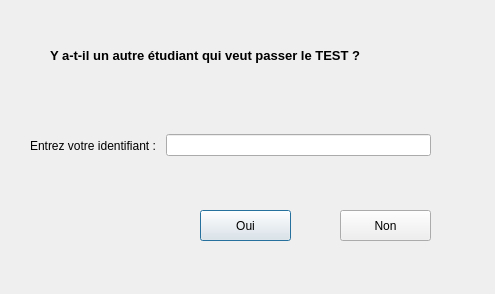
Before: the Qt Designer form Projet_qcm (1)/users.ui in Martialmonjoh/QcmQt, drawn with Qt 5.
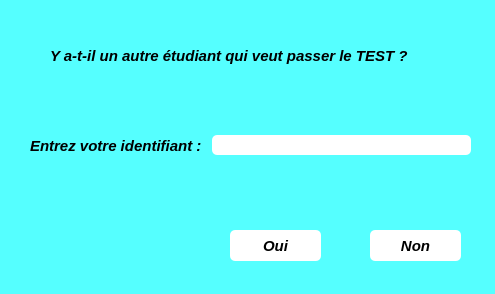
After: the same form once the commit is applied.

```diff
--- a/Projet_qcm (1)/users.ui
+++ b/Projet_qcm (1)/users.ui
@@ -13,6 +13,9 @@
   <property name="windowTitle">
    <string>Dialog</string>
   </property>
+  <property name="styleSheet">
+   <string notr="true">background:rgb(85, 255, 255)</string>
+  </property>
   <widget class="QLabel" name="label">
    <property name="geometry">
     <rect>
@@ -24,7 +27,9 @@
    </property>
    <property name="font">
     <font>
-     <pointsize>10</pointsize>
+     <family>Arial</family>
+     <pointsize>11</pointsize>
+     <italic>true</italic>
      <bold>true</bold>
     </font>
    </property>
@@ -35,12 +40,23 @@
   <widget class="QPushButton" name="yes_btn">
    <property name="geometry">
     <rect>
-     <x>200</x>
-     <y>210</y>
+     <x>230</x>
+     <y>230</y>
      <width>91</width>
      <height>31</height>
     </rect>
    </property>
+   <property name="font">
+    <font>
+     <family>Arial</family>
+     <pointsize>11</pointsize>
+     <italic>true</italic>
+     <bold>true</bold>
+    </font>
+   </property>
+   <property name="styleSheet">
+    <string notr="true">background: white; border:1 px solid;border-radius:5px</string>
+   </property>
    <property name="text">
     <string>Oui</string>
    </property>
@@ -48,12 +64,23 @@
   <widget class="QPushButton" name="no_btn">
    <property name="geometry">
     <rect>
-     <x>340</x>
-     <y>210</y>
+     <x>370</x>
+     <y>230</y>
      <width>91</width>
      <height>31</height>
     </rect>
    </property>
+   <property name="font">
+    <font>
+     <family>Arial</family>
+     <pointsize>11</pointsize>
+     <italic>true</italic>
+     <bold>true</bold>
+    </font>
+   </property>
+   <property name="styleSheet">
+    <string notr="true">background: white; border:1 px solid;border-radius:5px</string>
+   </property>
    <property name="text">
     <string>Non</string>
    </property>
@@ -63,20 +90,51 @@
     <rect>
      <x>30</x>
      <y>90</y>
-     <width>401</width>
+     <width>441</width>
      <height>111</height>
     </rect>
    </property>
+   <property name="font">
+    <font>
+     <family>Arial</family>
+     <pointsize>11</pointsize>
+     <italic>true</italic>
+     <bold>true</bold>
+    </font>
+   </property>
    <layout class="QHBoxLayout" name="horizontalLayout">
     <item>
      <widget class="QLabel" name="label_nbr_student">
+      <property name="font">
+       <font>
+        <family>Arial</family>
+        <pointsize>11</pointsize>
+        <italic>true</italic>
+        <bold>true</bold>
+       </font>
+      </property>
       <property name="text">
        <string>Entrez votre identifiant : </string>
       </property>
      </widget>
     </item>
     <item>
-     <widget class="QLineEdit" name="lineEdit_user"/>
+     <widget class="QLineEdit" name="lineEdit_user">
+      <property name="font">
+       <font>
+        <family>Arial</family>
+        <pointsize>11</pointsize>
+        <italic>true</italic>
+        <bold>true</bold>
+       </font>
+      </property>
+      <property name="autoFillBackground">
+       <bool>false</bool>
+      </property>
+      <property name="styleSheet">
+       <string notr="true">background: white; border:1 px solid;border-radius:5px</string>
+      </property>
+     </widget>
     </item>
    </layout>
   </widget>
```
